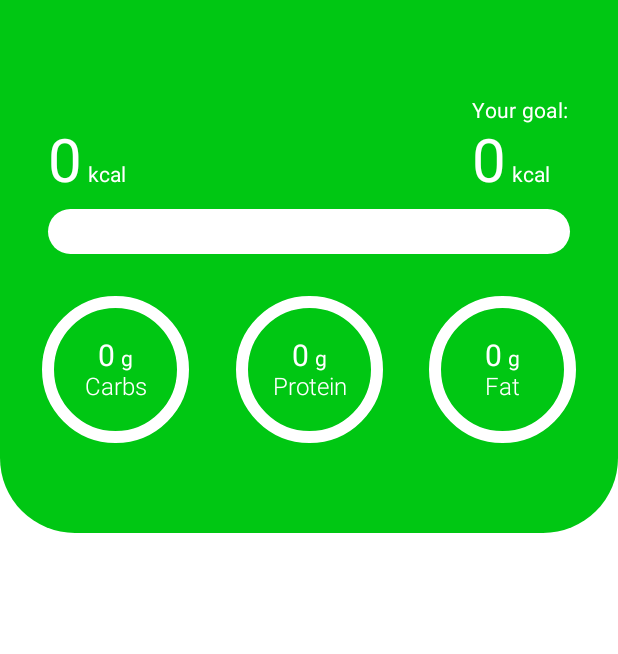
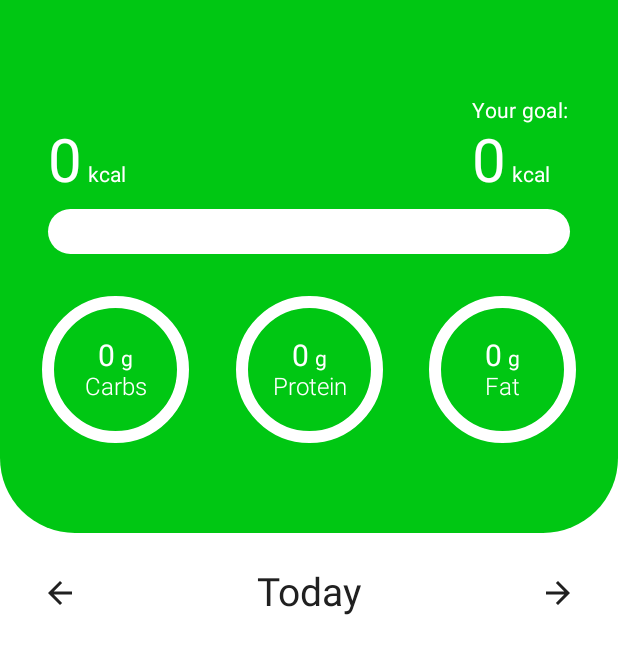
Before and after one commit to AmirMousavi-Dev/CaloryTracker, an Android app built with Jetpack Compose: the TrackerOverviewScreen screen opened through its navigation route, on a phone screen of 412 x 824 dp. Shown: the top 654 px of the screen. Run offline under Robolectric (Android 15) with nearby library versions, the phone set to English and light mode, and no system bars; our stand-ins replace Dagger/Hilt's generated code, Room's generated code.

Commit message:
Create DaySelector

```diff
--- a/core/src/main/res/values/strings.xml
+++ b/core/src/main/res/values/strings.xml
@@ -38,7 +38,11 @@
     <string name="carbs">Carbs</string>
     <string name="protein">Protein</string>
     <string name="fat">Fat</string>
-
+    <string name="previous_day">Previous day</string>
+    <string name="next_day">Next day</string>
+    <string name="yesterday">Yesterday</string>
+    <string name="today">Today</string>
+    <string name="tomorrow">Tomorrow</string>
 
 
 </resources>
--- a/onboarding/onboarding_presentation/src/main/java/ir/codroid/onboarding_presentation/nutrient_goal/NutrientGoalContract.kt
+++ b/onboarding/onboarding_presentation/src/main/java/ir/codroid/onboarding_presentation/nutrient_goal/NutrientGoalContract.kt
@@ -3,9 +3,9 @@ package ir.codroid.onboarding_presentation.nutrient_goal
 interface NutrientGoalContract {
     data class NutrientGoalState
         (
-        val carbsRatio: String = "40",
-        val proteinRatio: String = "30",
-        val fatRatio: String = "40",
+        val carbsRatio: String = "30",
+        val proteinRatio: String = "40",
+        val fatRatio: String = "30",
     )
 
     sealed class NutrientGoalEvent {
--- a/tracker/tracker_presentation/src/main/java/ir/codroid/tracker_presentation/tracker_overview/TrackerOverviewScreen.kt
+++ b/tracker/tracker_presentation/src/main/java/ir/codroid/tracker_presentation/tracker_overview/TrackerOverviewScreen.kt
@@ -1,6 +1,9 @@
 package ir.codroid.tracker_presentation.tracker_overview
 
+import androidx.compose.foundation.layout.Spacer
 import androidx.compose.foundation.layout.fillMaxSize
+import androidx.compose.foundation.layout.fillMaxWidth
+import androidx.compose.foundation.layout.height
 import androidx.compose.foundation.layout.padding
 import androidx.compose.foundation.lazy.LazyColumn
 import androidx.compose.runtime.Composable
@@ -9,6 +12,7 @@ import androidx.compose.ui.platform.LocalContext
 import androidx.hilt.navigation.compose.hiltViewModel
 import ir.codroid.core.util.UiEvent
 import ir.codroid.core_ui.LocalSpacing
+import ir.codroid.tracker_presentation.tracker_overview.components.DaySelector
 import ir.codroid.tracker_presentation.tracker_overview.components.NutrientHeader
 
 @Composable
@@ -26,6 +30,16 @@ fun TrackerOverviewScreen(
     ) {
         item {
             NutrientHeader(state = state)
+            Spacer(modifier = Modifier.height(spacing.spaceMedium))
+            DaySelector(
+                date = state.date,
+                onPreviousDayClick = { viewModel.onEvent(TrackerOverviewContract.Event.OnPreviousDayClick) },
+                onNextDayClick = { viewModel.onEvent(TrackerOverviewContract.Event.OnNextDayClick)},
+                modifier = Modifier
+                    .fillMaxWidth()
+                    .padding(horizontal = spacing.spaceMedium)
+            )
+            Spacer(modifier = Modifier.height(spacing.spaceMedium))
         }
     }
 }
--- /dev/null
+++ b/tracker/tracker_presentation/src/main/java/ir/codroid/tracker_presentation/tracker_overview/components/DaySelector.kt
@@ -0,0 +1,55 @@
+package ir.codroid.tracker_presentation.tracker_overview.components
+
+import androidx.compose.foundation.layout.Arrangement
+import androidx.compose.foundation.layout.Row
+import androidx.compose.material.icons.Icons
+import androidx.compose.material.icons.automirrored.filled.ArrowBack
+import androidx.compose.material.icons.automirrored.filled.ArrowForward
+import androidx.compose.material3.Icon
+import androidx.compose.material3.IconButton
+import androidx.compose.material3.MaterialTheme
+import androidx.compose.material3.Text
+import androidx.compose.runtime.Composable
+import androidx.compose.ui.Alignment
+import androidx.compose.ui.Modifier
+import androidx.compose.ui.res.stringResource
+import ir.codroid.core.R
+import java.time.LocalDate
+
+@Composable
+fun DaySelector(
+    date: LocalDate,
+    onPreviousDayClick: () -> Unit,
+    onNextDayClick: () -> Unit,
+    modifier: Modifier = Modifier
+) {
+    Row(
+        modifier = modifier,
+        horizontalArrangement = Arrangement.SpaceBetween,
+        verticalAlignment = Alignment.CenterVertically
+    ) {
+        IconButton(
+            onClick = onPreviousDayClick
+        ) {
+            Icon(
+                imageVector = Icons.AutoMirrored.Default.ArrowBack,
+                contentDescription = stringResource(id = R.string.previous_day)
+            )
+        }
+        Text(
+            text = parseDateText(date = date),
+            style = MaterialTheme.typography.displayMedium
+        )
+        IconButton(
+            onClick = onNextDayClick
+        ) {
+            Icon(
+                imageVector = Icons.AutoMirrored.Default.ArrowForward,
+                contentDescription = stringResource(id = R.string.next_day)
+            )
+        }
+
+    }
+
+
+}
--- /dev/null
+++ b/tracker/tracker_presentation/src/main/java/ir/codroid/tracker_presentation/tracker_overview/components/parseDateText.kt
@@ -0,0 +1,18 @@
+package ir.codroid.tracker_presentation.tracker_overview.components
+
+import androidx.compose.runtime.Composable
+import androidx.compose.ui.res.stringResource
+import ir.codroid.core.R
+import java.time.LocalDate
+import java.time.format.DateTimeFormatter
+
+@Composable
+fun parseDateText(date: LocalDate): String {
+    val today = LocalDate.now()
+    return when (date) {
+        today.minusDays(1) -> stringResource(id = R.string.yesterday)
+        today -> stringResource(id = R.string.today)
+        today.plusDays(1) -> stringResource(id = R.string.tomorrow)
+        else -> DateTimeFormatter.ofPattern("dd LLLL").format(date)
+    }
+}
```
